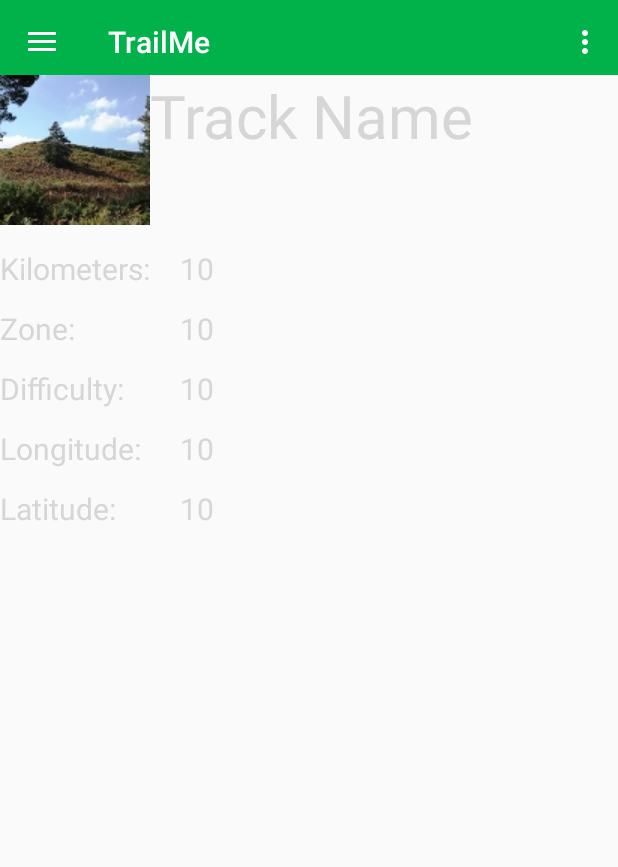
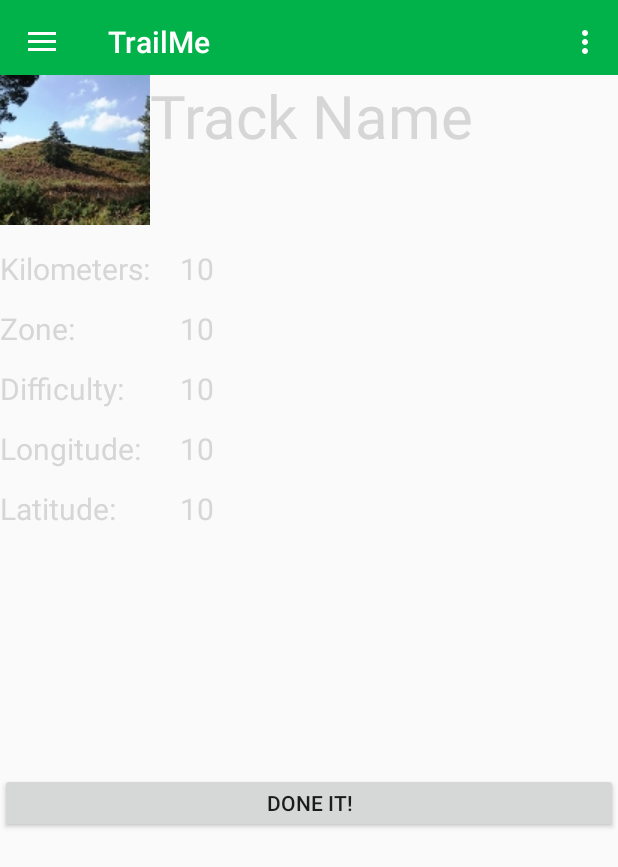
Before and after one commit to sagidana/TrailMe, an Android app: the fragment TrackDetails placed in its activity, on a phone screen of 412 x 824 dp. Shown: the top 867 px of the screen. Run offline under Robolectric (Android 15) with nearby library versions, the phone set to English and light mode, and no system bars; 10 statements that could not run were skipped.

Commit message:
Track Done it button

```diff
--- a/App/TrailMe/app/src/main/java/depton/trailme/activities/MainActivity.java
+++ b/App/TrailMe/app/src/main/java/depton/trailme/activities/MainActivity.java
@@ -154,7 +154,7 @@ public class MainActivity extends AppCompatActivity
     public void onListFragmentInteraction(Track item)
     {
         try {
-            Fragment fragment = (Fragment) TrackDetails.newInstance(item);
+            Fragment fragment = (Fragment) TrackDetails.newInstance(item, mCurrentUser.getString("Id"));
             fragmentManager.beginTransaction().replace(R.id.flContent, fragment).commit();
         }
         catch (Exception ex)
--- a/App/TrailMe/app/src/main/java/depton/trailme/fragments/TrackDetails.java
+++ b/App/TrailMe/app/src/main/java/depton/trailme/fragments/TrackDetails.java
@@ -7,12 +7,14 @@ import android.support.v4.app.Fragment;
 import android.view.LayoutInflater;
 import android.view.View;
 import android.view.ViewGroup;
+import android.widget.Button;
 import android.widget.TextView;
 
 import org.json.JSONObject;
 
 import depton.net.trailme.R;
 import depton.trailme.data.RestCaller;
+import depton.trailme.data.TrailMeListener;
 import depton.trailme.models.Track;
 
 /**
@@ -23,18 +25,22 @@ import depton.trailme.models.Track;
  * Use the {@link TrackDetails#newInstance} factory method to
  * create an instance of this fragment.
  */
-public class TrackDetails extends Fragment {
+public class TrackDetails extends Fragment implements TrailMeListener{
 
     private Track track;
+    private TrackDetails mCtx;
+    private RestCaller addUserToTrack = new RestCaller();
+    private String mCurrentUserId;
 
     private OnFragmentInteractionListener mListener;
 
     public TrackDetails() { }
 
-    public static TrackDetails newInstance(Track track) {
+    public static TrackDetails newInstance(Track track, String userId) {
         TrackDetails fragment = new TrackDetails();
         Bundle args = new Bundle();
         args.putParcelable("track", track);
+        args.putString("currentUser", userId);
         fragment.setArguments(args);
         return fragment;
     }
@@ -43,14 +49,18 @@ public class TrackDetails extends Fragment {
     public void onCreate(Bundle savedInstanceState) {
         super.onCreate(savedInstanceState);
         if (getArguments() != null) {
+            mCtx = this;
             track = getArguments().getParcelable("track");
+            mCurrentUserId = getArguments().getString("currentUser");
         }
     }
 
     @Override
     public View onCreateView(LayoutInflater inflater, ViewGroup container,
                              Bundle savedInstanceState) {
-        // Inflate the layout for this fragment
+
+        addUserToTrack.delegate = mCtx;
+
         View v = inflater.inflate(R.layout.fragment_track_details, container, false);
 
         TextView TrackName = (TextView) v.findViewById(R.id.trackName);
@@ -70,6 +80,15 @@ public class TrackDetails extends Fragment {
 
         TextView longitude = (TextView) v.findViewById(R.id.longitude);
         longitude.setText(Double.toString(track.longitude));
+
+        Button addUserToTrackbtn = (Button) v.findViewById(R.id.addUserToTrackBtn);
+        addUserToTrackbtn.setOnClickListener(new View.OnClickListener() {
+            @Override
+            public void onClick(View v) {
+                addUserToTrack.execute(mCtx.getContext(), "addUserToTrack", mCurrentUserId, track.ID);
+            }
+        });
+
         return v;
     }
 
@@ -97,16 +116,10 @@ public class TrackDetails extends Fragment {
         mListener = null;
     }
 
-    /**
-     * This interface must be implemented by activities that contain this
-     * fragment to allow an interaction in this fragment to be communicated
-     * to the activity and potentially other fragments contained in that
-     * activity.
-     * <p/>
-     * See the Android Training lesson <a href=
-     * "http://developer.android.com/training/basics/fragments/communicating.html"
-     * >Communicating with Other Fragments</a> for more information.
-     */
+    public void processFinish(JSONObject response) {
+        // TODO:
+    }
+
     public interface OnFragmentInteractionListener {
         // TODO: Update argument type and name
         void onFragmentInteraction(Uri uri);
--- a/App/TrailMe/app/src/main/res/layout/fragment_track_details.xml
+++ b/App/TrailMe/app/src/main/res/layout/fragment_track_details.xml
@@ -151,5 +151,12 @@
 
         </RelativeLayout>
 
+        <Button
+            android:id="@+id/addUserToTrackBtn"
+            android:layout_width="match_parent"
+            android:layout_height="40dp"
+            android:layout_marginTop="150dp"
+            android:text="Done it!"/>
+
     </LinearLayout>
 </FrameLayout>
```
